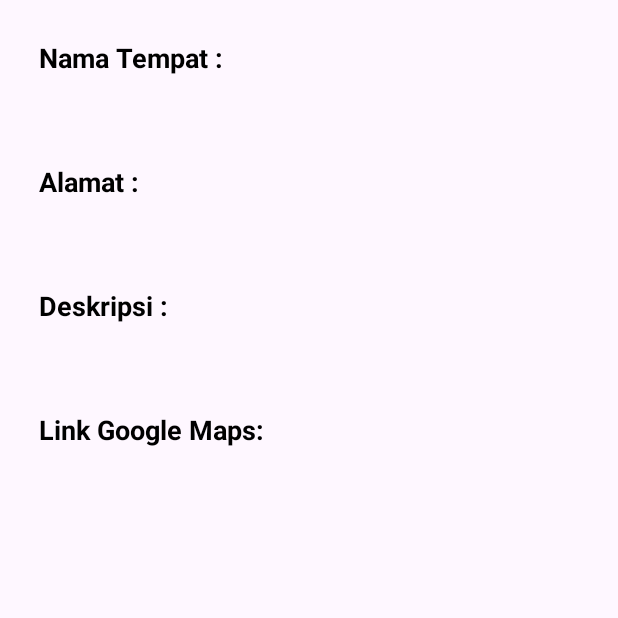
After one commit to bagasdwii/mancingku_uas, an Android app: the fragment DetailFragment placed in its activity, on a phone screen of 412 x 824 dp, the top half of it. The commit adds this screen. Run offline under Robolectric (Android 15) with nearby library versions, the phone set to English and light mode, and no system bars; our stand-ins replace Firebase (no records; nobody signed in at launch, a user with empty details on screens opened directly); pictures from the network do not load.

Commit message:
detaillokasi

```diff
--- a/app/build.gradle.kts
+++ b/app/build.gradle.kts
@@ -2,6 +2,7 @@ plugins {
     id("com.android.application")
     id("org.jetbrains.kotlin.android")
     id("com.google.gms.google-services")
+    id("androidx.navigation.safeargs.kotlin")
 
 }
 
@@ -104,4 +105,7 @@ dependencies {
 
     // Jetpack Compose Integration
     implementation("androidx.navigation:navigation-compose:$nav_version")
+
+
+
 }
--- a/app/src/main/java/com/example/mancingku/adapter/RecyclerSpotManvcingAdapter.kt
+++ b/app/src/main/java/com/example/mancingku/adapter/RecyclerSpotManvcingAdapter.kt
@@ -4,9 +4,11 @@ import android.view.LayoutInflater
 import android.view.View
 import android.view.ViewGroup
 import android.widget.TextView
+import androidx.navigation.findNavController
 import androidx.recyclerview.widget.RecyclerView
 import com.example.mancingku.R
 import com.example.mancingku.model.modelSpotMancing
+import com.example.mancingku.fragment.SpotPancingFragmentDirections
 
 class RecyclerSpotManvcingAdapter(private val spotList: List<modelSpotMancing>) :
     RecyclerView.Adapter<RecyclerSpotManvcingAdapter.SpotMancingViewHolder>() {
@@ -20,6 +22,16 @@ class RecyclerSpotManvcingAdapter(private val spotList: List<modelSpotMancing>)
     override fun onBindViewHolder(holder: SpotMancingViewHolder, position: Int) {
         val spot = spotList[position]
         holder.bind(spot)
+        holder.itemView.setOnClickListener {
+            // Mengakses NavController dan melakukan navigasi ke DetailFragment dengan argumen yang diperlukan
+            val action = SpotPancingFragmentDirections.actionSpotPancingFragmentToDetailFragment(
+                spot.namaspot,
+                spot.alamat,
+                spot.deskripsispot,
+                spot.linkspot
+            )
+            it.findNavController().navigate(action)
+        }
     }
 
     override fun getItemCount(): Int {
--- /dev/null
+++ b/app/src/main/java/com/example/mancingku/fragment/DetailFragment.kt
@@ -0,0 +1,50 @@
+package com.example.mancingku.fragment
+
+import android.os.Bundle
+import androidx.fragment.app.Fragment
+import android.view.LayoutInflater
+import android.view.View
+import android.view.ViewGroup
+import com.example.mancingku.R
+import com.example.mancingku.databinding.FragmentDetailBinding
+
+
+class DetailFragment : Fragment() {
+    private var _binding : FragmentDetailBinding? = null
+    private val binding get() = _binding!!
+
+    override fun onCreateView(
+        inflater: LayoutInflater, container: ViewGroup?,
+        savedInstanceState: Bundle?
+    ): View? {
+        _binding = FragmentDetailBinding.inflate(inflater, container, false)
+        return binding.root
+    }
+
+    override fun onViewCreated(view: View, savedInstanceState: Bundle?) {
+        super.onViewCreated(view, savedInstanceState)
+
+        // Mengambil argumen yang dikirim dari navigasi
+        val namaTempat = arguments?.getString("namaTempat")
+        val alamat = arguments?.getString("alamat")
+        val deskripsi = arguments?.getString("deskripsi")
+        val linkMaps = arguments?.getString("linkMaps")
+
+        // Menemukan TextView berdasarkan ID dari layout
+        val tvNamaTempat = binding.tvNamaTempat
+        val tvAlamatLokasi = binding.tvAlamatlokasi
+        val tvDeskripsiTempat = binding.tvDeskripsiTempat
+        val tvLinkTempat = binding.tvLinkTempat
+
+        // Set nilai dari argumen ke TextView yang sesuai
+        tvNamaTempat.text = namaTempat
+        tvAlamatLokasi.text = alamat
+        tvDeskripsiTempat.text = deskripsi
+        tvLinkTempat.text = linkMaps
+    }
+
+    override fun onDestroyView() {
+        super.onDestroyView()
+        _binding = null
+    }
+}
--- a/app/src/main/java/com/example/mancingku/fragment/SpotPancingFragment.kt
+++ b/app/src/main/java/com/example/mancingku/fragment/SpotPancingFragment.kt
@@ -67,8 +67,10 @@ class SpotPancingFragment : Fragment() {
                 for (snapshot in dataSnapshot.children) {
                     val alamat = snapshot.child("alamat").getValue(String::class.java) ?: ""
                     val namaspot = snapshot.child("namaspot").getValue(String::class.java) ?: ""
+                    val deskripsi = snapshot.child("deskripsispot").getValue(String::class.java) ?: ""
+                    val linkMaps = snapshot.child("linkspot").getValue(String::class.java) ?: ""
 
-                    val spot = modelSpotMancing(alamat, namaspot)
+                    val spot = modelSpotMancing(alamat, namaspot, deskripsi, linkMaps)
                     spotList.add(spot)
                 }
 
--- /dev/null
+++ b/app/src/main/res/layout/fragment_detail.xml
@@ -0,0 +1,80 @@
+<?xml version="1.0" encoding="utf-8"?>
+<!-- fragment_detail_location.xml -->
+<LinearLayout
+    xmlns:android="http://schemas.android.com/apk/res/android"
+    xmlns:tools="http://schemas.android.com/tools"
+    android:layout_width="match_parent"
+    android:layout_height="match_parent"
+    android:orientation="vertical"
+    android:padding="16dp"
+    tools:context=".fragment.DetailFragment">
+
+
+    <TextView
+        android:layout_width="match_parent"
+        android:layout_height="wrap_content"
+        android:layout_marginStart="10dp"
+        android:layout_margin="10dp"
+        android:textColor="@android:color/black"
+        android:textSize="18sp"
+        android:text="Nama Tempat :"
+        android:textStyle="bold" />
+
+    <TextView
+        android:id="@+id/tvNamaTempat"
+        android:layout_width="match_parent"
+        android:layout_height="wrap_content"
+        android:textSize="16sp"
+        android:layout_marginBottom="16dp" />
+    <TextView
+        android:layout_width="match_parent"
+        android:layout_height="wrap_content"
+        android:layout_marginStart="10dp"
+        android:layout_margin="10dp"
+        android:textColor="@android:color/black"
+        android:textSize="18sp"
+        android:text="Alamat :"
+        android:textStyle="bold" />
+
+    <TextView
+        android:id="@+id/tvAlamatlokasi"
+        android:layout_width="match_parent"
+        android:layout_height="wrap_content"
+        android:textSize="16sp"
+        android:layout_marginBottom="16dp" />
+    <TextView
+        android:layout_width="match_parent"
+        android:layout_height="wrap_content"
+        android:layout_marginStart="10dp"
+        android:layout_margin="10dp"
+        android:textColor="@android:color/black"
+        android:textSize="18sp"
+        android:text="Deskripsi :"
+        android:textStyle="bold" />
+
+    <TextView
+        android:id="@+id/tvDeskripsiTempat"
+        android:layout_width="match_parent"
+        android:layout_height="wrap_content"
+        android:textSize="16sp"
+        android:layout_marginBottom="16dp" />
+    <TextView
+        android:layout_width="match_parent"
+        android:layout_height="wrap_content"
+        android:layout_marginStart="10dp"
+        android:layout_margin="10dp"
+        android:textColor="@android:color/black"
+        android:textSize="18sp"
+        android:text="Link Google Maps:"
+        android:textStyle="bold" />
+
+    <TextView
+        android:id="@+id/tvLinkTempat"
+        android:layout_width="match_parent"
+        android:layout_height="wrap_content"
+        android:textSize="16sp"
+        android:layout_marginBottom="16dp" />
+
+    <!-- Tambahkan view lainnya sesuai dengan data yang ingin ditampilkan -->
+
+</LinearLayout>
--- a/app/src/main/res/navigation/navigasi.xml
+++ b/app/src/main/res/navigation/navigasi.xml
@@ -9,7 +9,11 @@
         android:id="@+id/spotPancingFragment"
         android:name="com.example.mancingku.fragment.SpotPancingFragment"
         android:label="fragment_spot_pancing"
-        tools:layout="@layout/fragment_spot_pancing" />
+        tools:layout="@layout/fragment_spot_pancing" >
+        <action
+            android:id="@+id/action_spotPancingFragment_to_detailFragment"
+            app:destination="@id/detailFragment" />
+    </fragment>
     <fragment
         android:id="@+id/mainFragment"
         android:name="com.example.mancingku.fragment.MainFragment"
@@ -19,4 +23,21 @@
             android:id="@+id/action_mainFragment_to_spotPancingFragment"
             app:destination="@id/spotPancingFragment" />
     </fragment>
+    <fragment
+        android:id="@+id/detailFragment"
+        android:name="com.example.mancingku.fragment.DetailFragment"
+        android:label="fragment_detail"
+        tools:layout="@layout/fragment_detail" >
+        <argument
+            android:name="namaTempat"
+            app:argType="string" />
+        <argument
+            android:name="alamat"
+            app:argType="string" />
+        <argument
+            android:name="deskripsi"
+            app:argType="string" />
+        <argument android:name="linkMaps"
+            app:argType="string" />
+    </fragment>
 </navigation>
--- a/build.gradle.kts
+++ b/build.gradle.kts
@@ -2,14 +2,18 @@
 
 buildscript {
     val ktorVersion by extra("1.4.21")
+
     repositories {
         google()
         jcenter()
     }
 
     dependencies {
+        val nav_version = "2.5.3"
         classpath("com.google.gms:google-services:4.4.0")
         classpath("org.jetbrains.kotlin:kotlin-gradle-plugin:$ktorVersion")
+        classpath ("androidx.navigation:navigation-safe-args-gradle-plugin:$nav_version")
+
         // Other dependencies specific to the build script can be added here.
     }
 }
@@ -20,6 +24,7 @@ plugins {
     id("com.android.application") version "8.1.1" apply false
     id("org.jetbrains.kotlin.android") version "1.9.0" apply false
 
+
 }
 
 tasks.register("clean", Delete::class) {
```
